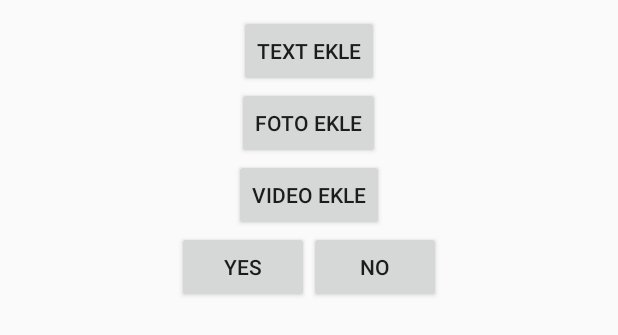
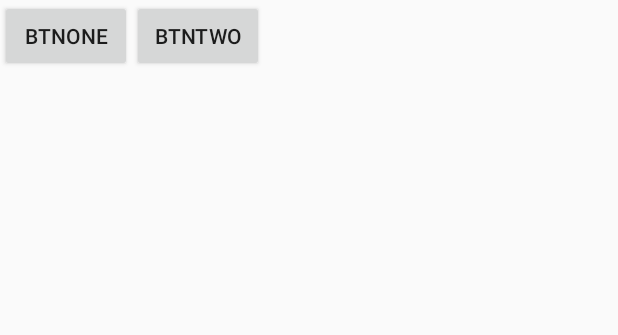
Before and after one commit to AndroidPinbook/androidTeam, an Android app: the layout custom_info_window.xml on its own in the app's theme, with its tools: preview values and no code run, on a phone screen of 412 x 824 dp. Shown: the top 335 px of the screen. Run offline under Robolectric (Android 15) with nearby library versions, the phone set to English and light mode, and no system bars; Roboto replaces fonts that are not available here.

Commit message:
CustomVindowAdapter eklendi, duzenleme yapılacak.

```diff
--- a/app/src/main/res/layout/custom_info_window.xml
+++ b/app/src/main/res/layout/custom_info_window.xml
@@ -1,47 +1,27 @@
 <?xml version="1.0" encoding="utf-8"?>
-<LinearLayout xmlns:android="http://schemas.android.com/apk/res/android"
-    android:orientation="vertical"
-    android:layout_width="match_parent"
-    android:layout_height="match_parent"
-    android:padding="10dp">
+<RelativeLayout xmlns:android="http://schemas.android.com/apk/res/android"
+    xmlns:app="http://schemas.android.com/apk/res-auto"
+    xmlns:tools="http://schemas.android.com/tools"
+    android:layout_width="wrap_content"
+    android:layout_height="wrap_content">
 
     <LinearLayout
         android:layout_width="match_parent"
         android:layout_height="wrap_content"
-        android:orientation="vertical"
-        android:gravity="center">
+        android:orientation="horizontal">
+
 
         <Button
             android:layout_width="wrap_content"
             android:layout_height="wrap_content"
-            android:text="Text Ekle" />
-
+            android:text="btnOne"
+            android:id="@+id/btnOne"/>
         <Button
             android:layout_width="wrap_content"
             android:layout_height="wrap_content"
-            android:text="Foto Ekle" />
+            android:text="btnTwo"
+            android:id="@+id/btnTwo"/>
 
-        <Button
-            android:layout_width="wrap_content"
-            android:layout_height="wrap_content"
-            android:text="Video Ekle"/>
-
-        <LinearLayout
-            android:layout_width="wrap_content"
-            android:layout_height="wrap_content"
-            android:orientation="horizontal">
-
-            <Button
-                android:layout_width="wrap_content"
-                android:layout_height="wrap_content"
-                android:text="Yes"/>
-            <Button
-                android:layout_width="wrap_content"
-                android:layout_height="wrap_content"
-                android:text="No"/>
-
-        </LinearLayout>
 
     </LinearLayout>
-
-</LinearLayout>
+</RelativeLayout>
```
Also changed, not shown: app/src/main/java/uur/com/pinbook/Activities/denemeActivity.java (+135 -15 lines), app/src/main/java/uur/com/pinbook/Controller/CustomInfoWindowAdapter.java (+9 -2 lines).
